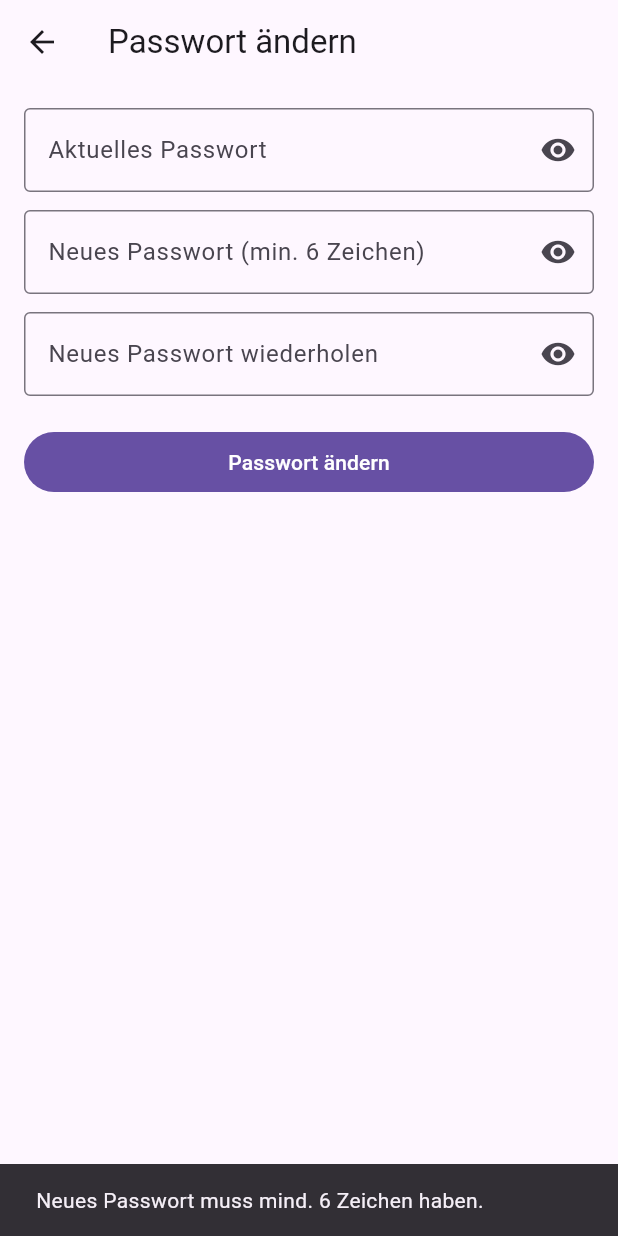
After one commit to WannaChry/Daily-Good, a Flutter app: the PasswordChangePage screen opened by its route, after a tap on "Passwort ändern", on a phone screen of 412 x 824 dp. The commit adds this screen. Run offline on Flutter 3.47's test engine with Material 3 defaults, Android fonts, the phone set to English and light mode, and no system bars; our stand-ins replace cloud_firestore, firebase_auth, firebase_core, firebase_storage, flutter_svg, google_fonts and 1 more; accounts and stored records are empty; project files that could hold a hidden picture were left out.

Commit message:
27.09.2025- Passwort ändern aktualisiert mit Firestore

```diff
--- a/lib/main.dart
+++ b/lib/main.dart
@@ -23,7 +23,7 @@ import 'pages/intro/anmeldung/account_details_summary.dart'; // SignUpPage
 
 import 'pages/profil/profile_view.dart'; // Profilanzeige
 import 'package:studyproject/pages/subpages/deine_daten_page.dart';
-
+import 'package:studyproject/pages/subpages/password_change_page.dart';
 
 Future<void> main() async {
   WidgetsFlutterBinding.ensureInitialized();
@@ -82,6 +82,7 @@ class _MyAppState extends State<MyApp> {
         '/questionnaire': (_) => const QuestionnairePage(),
         '/intro/review': (_) => const SignUpPage(),
         '/deine_daten': (_) => const DeineDatenPage(),
+        '/password_change': (_) => const PasswordChangePage(),
         '/streak': (ctx) {
           final args = ModalRoute.of(ctx)?.settings.arguments as Map? ?? {};
           final current = (args['currentStreak'] ?? 1) as int;
--- /dev/null
+++ b/lib/pages/subpages/password_change_page.dart
@@ -0,0 +1,121 @@
+import 'package:flutter/material.dart';
+import 'package:studyproject/pages/intro/auth/auth_service.dart';
+
+class PasswordChangePage extends StatefulWidget {
+  const PasswordChangePage({super.key});
+
+  @override
+  State<PasswordChangePage> createState() => _PasswordChangePageState();
+}
+
+class _PasswordChangePageState extends State<PasswordChangePage> {
+  final _oldCtrl = TextEditingController();
+  final _newCtrl = TextEditingController();
+  final _new2Ctrl = TextEditingController();
+
+  bool _obOld = true, _obNew = true, _obNew2 = true;
+  bool _busy = false;
+
+  @override
+  void dispose() {
+    _oldCtrl.dispose();
+    _newCtrl.dispose();
+    _new2Ctrl.dispose();
+    super.dispose();
+  }
+
+  Future<void> _save() async {
+    final oldPw = _oldCtrl.text.trim();
+    final newPw = _newCtrl.text.trim();
+    final newPw2 = _new2Ctrl.text.trim();
+
+    if (newPw.length < 6) {
+      ScaffoldMessenger.of(context).showSnackBar(
+        const SnackBar(content: Text('Neues Passwort muss mind. 6 Zeichen haben.')),
+      );
+      return;
+    }
+    if (newPw != newPw2) {
+      ScaffoldMessenger.of(context).showSnackBar(
+        const SnackBar(content: Text('Neue Passwörter stimmen nicht überein.')),
+      );
+      return;
+    }
+
+    setState(() => _busy = true);
+    final res = await AuthMethod().changePassword(
+      currentPassword: oldPw,
+      newPassword: newPw,
+    );
+    if (!mounted) return;
+
+    setState(() => _busy = false);
+    if (res == "success") {
+      _oldCtrl.clear();
+      _newCtrl.clear();
+      _new2Ctrl.clear();
+      ScaffoldMessenger.of(context).showSnackBar(
+        const SnackBar(content: Text('Passwort wurde geändert.')),
+      );
+      Navigator.pop(context); // zurück zur Sicherheitsseite
+    } else {
+      ScaffoldMessenger.of(context).showSnackBar(
+        SnackBar(content: Text('Fehler: $res')),
+      );
+    }
+  }
+
+  InputDecoration _dec(String label, {Widget? suffix}) => InputDecoration(
+    labelText: label,
+    border: const OutlineInputBorder(),
+    suffixIcon: suffix,
+  );
+
+  @override
+  Widget build(BuildContext context) {
+    return Scaffold(
+      appBar: AppBar(title: const Text('Passwort ändern')),
+      body: ListView(
+        padding: const EdgeInsets.all(16),
+        children: [
+          TextField(
+            controller: _oldCtrl,
+            obscureText: _obOld,
+            decoration: _dec('Aktuelles Passwort',
+                suffix: IconButton(
+                  icon: Icon(_obOld ? Icons.visibility : Icons.visibility_off),
+                  onPressed: () => setState(() => _obOld = !_obOld),
+                )),
+          ),
+          const SizedBox(height: 12),
+          TextField(
+            controller: _newCtrl,
+            obscureText: _obNew,
+            decoration: _dec('Neues Passwort (min. 6 Zeichen)',
+                suffix: IconButton(
+                  icon: Icon(_obNew ? Icons.visibility : Icons.visibility_off),
+                  onPressed: () => setState(() => _obNew = !_obNew),
+                )),
+          ),
+          const SizedBox(height: 12),
+          TextField(
+            controller: _new2Ctrl,
+            obscureText: _obNew2,
+            decoration: _dec('Neues Passwort wiederholen',
+                suffix: IconButton(
+                  icon: Icon(_obNew2 ? Icons.visibility : Icons.visibility_off),
+                  onPressed: () => setState(() => _obNew2 = !_obNew2),
+                )),
+          ),
+          const SizedBox(height: 20),
+          FilledButton(
+            onPressed: _busy ? null : _save,
+            child: _busy
+                ? const SizedBox(height: 18, width: 18, child: CircularProgressIndicator(strokeWidth: 2))
+                : const Text('Passwort ändern'),
+          ),
+        ],
+      ),
+    );
+  }
+}
--- a/lib/pages/subpages/privacy_security_page.dart
+++ b/lib/pages/subpages/privacy_security_page.dart
@@ -68,7 +68,7 @@ class _PrivacySecurityPageState extends State<PrivacySecurityPage> {
                   title: const Text('Passwort ändern'),
                   subtitle: Text('Empfohlen alle 6–12 Monate', style: hint),
                   trailing: const Icon(Icons.chevron_right),
-                  onTap: _showChangePasswordDialog,
+                  onTap:  () => Navigator.pushNamed(context, '/password_change'),
                 ),
                 const Divider(height: 1),
                 ListTile(
```
Also changed, not shown: lib/pages/intro/auth/auth_service.dart (+28 -0 lines).
